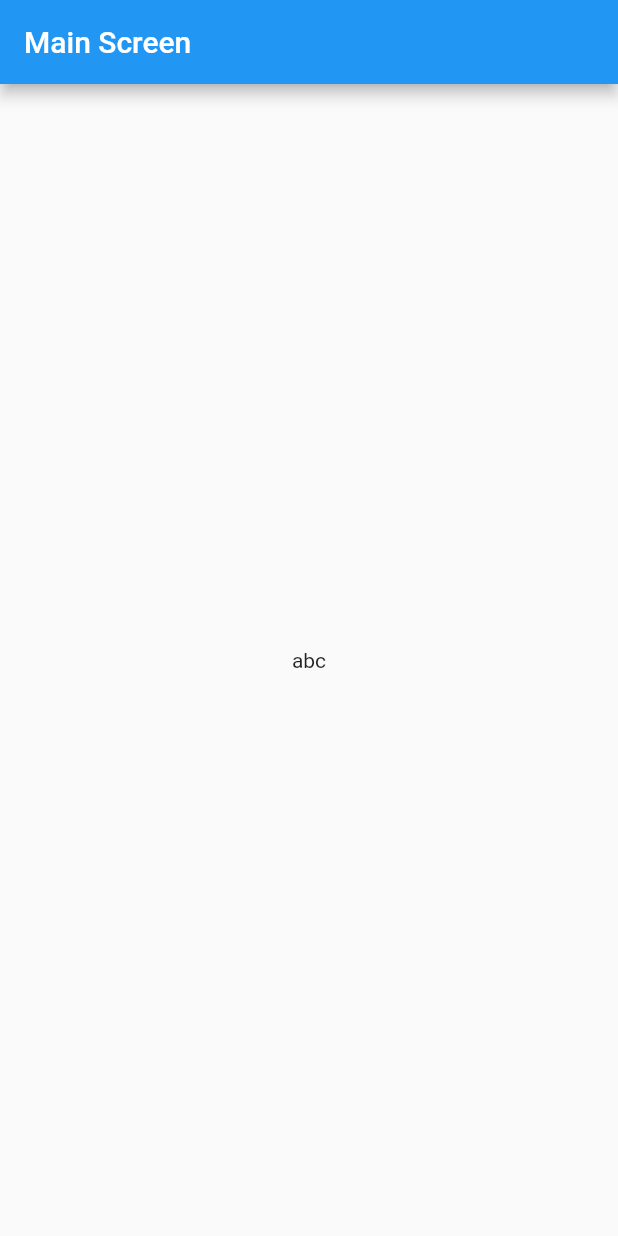
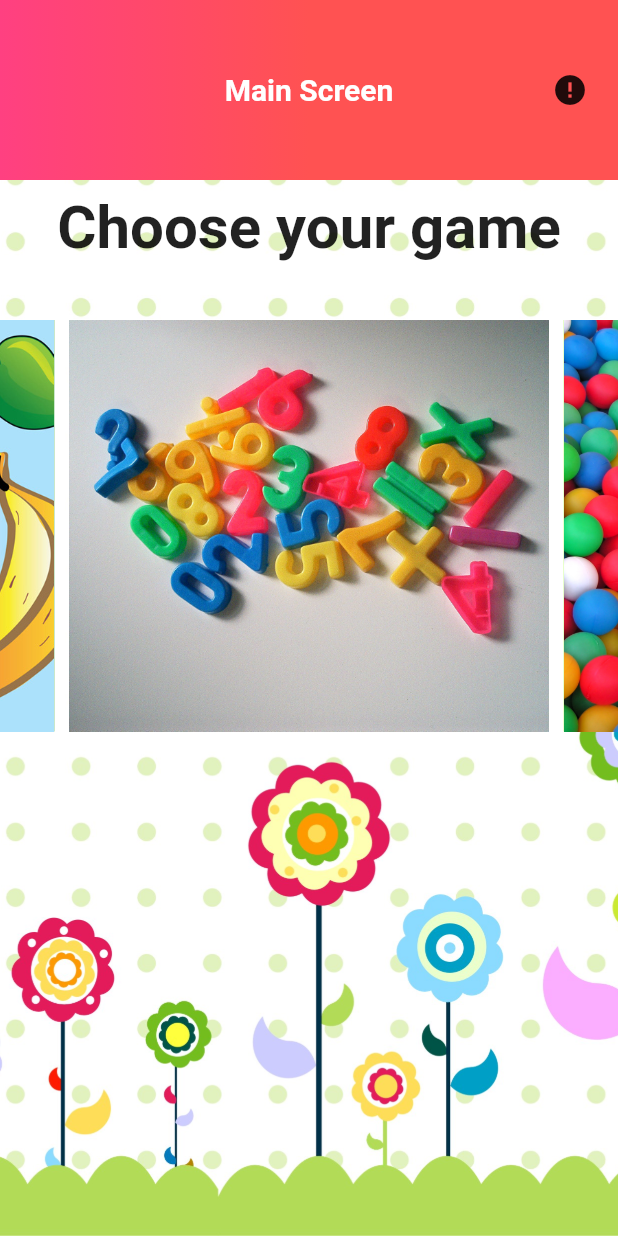
Before and after one commit to hungtran2492/KidRandomNunber, a Flutter app: the screen it shows after launch, on a phone screen of 412 x 824 dp. Run offline on Flutter 3.47's test engine with Material 2 defaults, Android fonts, the phone set to English and light mode, and no system bars; drawn by our look-alikes of carousel_slider.

Commit message:
Main Screen

```diff
--- a/random_number/lib/screen/main_screen.dart
+++ b/random_number/lib/screen/main_screen.dart
@@ -1,4 +1,6 @@
 import 'package:flutter/material.dart';
+import 'package:carousel_slider/carousel_slider.dart';
+import 'package:random_number/theme/images.dart';
 
 class MainScreen extends StatefulWidget {
   @override
@@ -9,10 +11,154 @@ class _MainScreenState extends State<MainScreen> {
   @override
   Widget build(BuildContext context) {
     return Scaffold(
-      appBar: AppBar(
-        title: Text('Main Screen'),
-      ),
-      body: Container(child: Center(child: Text('abc'),),),
+      body: Container(
+          decoration: BoxDecoration(
+              image: DecorationImage(
+                  image: AssetImage(Images.background), fit: BoxFit.cover)),
+          child: Column(
+            children: <Widget>[
+              GradientAppBar('Main Screen', 120),
+              Padding(
+                padding: const EdgeInsets.all(8.0),
+                child: Text(
+                  'Choose your game',
+                  style: TextStyle(fontSize: 40, fontWeight: FontWeight.bold),
+                ),
+              ),
+              Padding(
+                padding: const EdgeInsets.only(top: 30.0),
+                child: Categories(),
+              )
+            ],
+          )),
     );
   }
 }
+
+class GradientAppBar extends StatelessWidget {
+  final String title;
+  final double barHeight;
+
+  GradientAppBar(this.title, this.barHeight);
+
+  @override
+  Widget build(BuildContext context) {
+    final double statusbarHeight = MediaQuery.of(context).padding.top;
+
+    return Container(
+        padding: EdgeInsets.only(top: statusbarHeight),
+        height: statusbarHeight + barHeight,
+        decoration: BoxDecoration(
+          gradient: LinearGradient(
+              colors: [Colors.pinkAccent, Colors.redAccent],
+              begin: const FractionalOffset(0.0, 0.0),
+              end: const FractionalOffset(0.5, 0.0),
+              stops: [0.0, 1.0],
+              tileMode: TileMode.clamp),
+        ),
+        child: Stack(
+          children: <Widget>[
+            Center(
+              child: Text(
+                title,
+                style: TextStyle(
+                    fontSize: 20.0,
+                    color: Colors.white,
+                    fontWeight: FontWeight.bold),
+              ),
+            ),
+            Padding(
+              padding: const EdgeInsets.only(right: 8.0),
+              child: Align(
+                alignment: Alignment.centerRight,
+                child: About(),
+              ),
+            )
+          ],
+        ));
+  }
+}
+
+class Categories extends StatefulWidget {
+  @override
+  _CategoriesState createState() => _CategoriesState();
+}
+
+class _CategoriesState extends State<Categories> {
+  @override
+  Widget build(BuildContext context) {
+    return CarouselSlider(
+        items: [
+          Images.number,
+          Images.color,
+          Images.animal,
+          Images.vehicle,
+          Images.fruit
+        ].map((categories) {
+          return Builder(
+            builder: (BuildContext context) {
+              return Container(
+                  width: MediaQuery.of(context).size.width,
+                  margin: EdgeInsets.symmetric(horizontal: 5.0),
+                  decoration: BoxDecoration(
+                    gradient: LinearGradient(
+                        colors: [Colors.lightGreenAccent, Colors.green],
+                        begin: const FractionalOffset(0.0, 0.0),
+                        end: const FractionalOffset(0.5, 0.0),
+                        stops: [0.0, 1.0],
+                        tileMode: TileMode.clamp),
+                  ),
+                  child: InkWell(
+                    child: Image.asset(
+                      categories,
+                      fit: BoxFit.cover,
+                    ),
+                    onTap: () {
+                      if(categories.contains(Images.number)){
+                        print('Navigate To Number Game');
+                      }
+                      else if (categories.contains(Images.color)){
+                        print('Navigate To Color Game');
+                      }
+                      else if (categories.contains(Images.animal)){
+                        print('Navigate To Animal Game');
+                      }
+                      else if (categories.contains(Images.vehicle)){
+                        print('Navigate To Vehicle Game');
+                      }
+                      else if (categories.contains(Images.fruit)){
+                        print('Navigate To Fruit Game');
+                      }
+                    },
+                  ));
+            },
+          );
+        }).toList(),
+        height: MediaQuery.of(context).size.height/3,
+        autoPlay: false);
+  }
+}
+
+class About extends StatefulWidget {
+  @override
+  _AboutState createState() => _AboutState();
+}
+
+class _AboutState extends State<About> {
+  @override
+  Widget build(BuildContext context) {
+    return IconButton(
+        icon: Icon(Icons.error),
+        onPressed: () {
+          showDialog(
+              context: context,
+              builder: (BuildContext context) {
+                return AlertDialog(
+                  title: Text('About'),
+                  content: Text('About and Report Bug')
+
+                );
+              });
+        });
+  }
+}
--- /dev/null
+++ b/random_number/lib/theme/images.dart
@@ -0,0 +1,8 @@
+class Images{
+  static const background = "lib/res/images/background.jpg";
+  static const number = "lib/res/images/number.jpg";
+  static const color ="lib/res/images/color.jpg";
+  static const animal ="lib/res/images/animal.jpg";
+  static const vehicle ="lib/res/images/vehicle.jpg";
+  static const fruit ="lib/res/images/fruit.jpg";
+}
```
Also changed, not shown: random_number/pubspec.yaml (+9 -3 lines), random_number/lib/res/images/animal.jpg (added), random_number/lib/res/images/background.jpg (added), random_number/lib/res/images/color.jpg (added), random_number/lib/res/images/fruit.jpg (added), random_number/lib/res/images/number.jpg (added), random_number/lib/res/images/vehicle.jpg (added), random_number/pubspec.lock, 1 other file.
